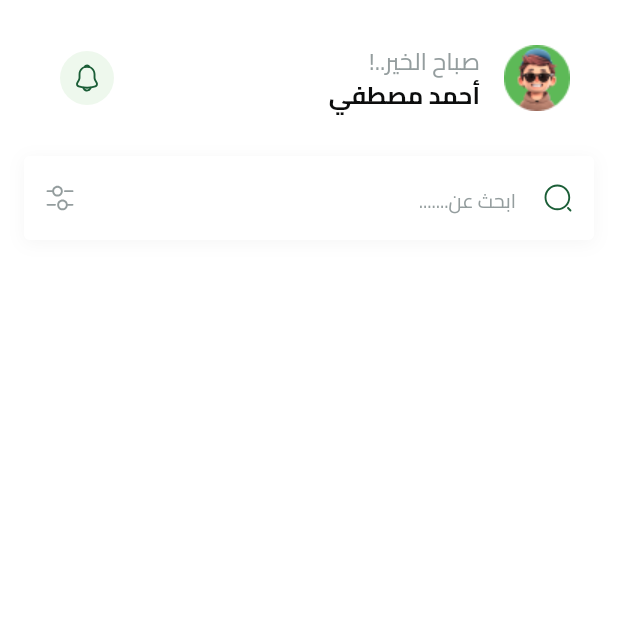
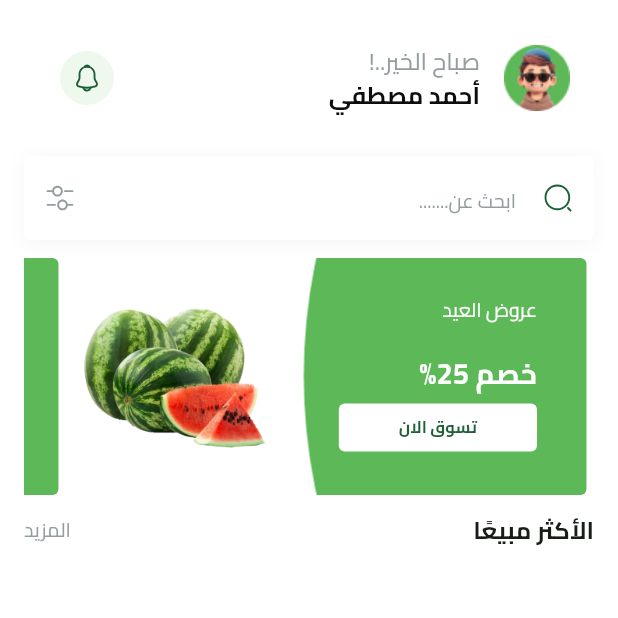
Before and after one commit to Abdelrahmanmagdy19/Fruits_Hub, a Flutter app: the HomeView screen opened by its route, on a phone screen of 412 x 824 dp, the top half of it. Run offline on Flutter 3.47's test engine with Material 3 defaults, Android fonts, the phone set to English and light mode, and no system bars; our stand-ins replace bloc, cloud_firestore, dartz, dots_indicator, firebase_auth, firebase_core and 7 more; missing offline and left inert: flutter_facebook_auth; accounts and stored records are empty.

Commit message:
Add new widgets for best-selling items and featured items
- Created BestSellingHeader widget for displaying the best-selling section header.
- Implemented FeaturedItem widget to showcase featured products with images and discount information.
- Added FeaturedItemButtom widget for the "Shop Now" button functionality.
- Introduced FeaturedList widget to display a horizontal list of featured items.

```diff
--- a/lib/core/services/sherd_preferences_singleton.dart
+++ b/lib/core/services/sherd_preferences_singleton.dart
@@ -13,4 +13,8 @@ class Prefs {
   static getBool(String key) {
     return _instance.getBool(key) ?? false;
   }
+
+  static remove(String key) {
+    _instance.remove(key);
+  }
 }
--- a/lib/core/utils/app_images.dart
+++ b/lib/core/utils/app_images.dart
@@ -17,6 +17,10 @@ class Assets {
   /// Assets for imagesFacebookIcon
   /// assets/images/facebook_icon.svg
   static const String imagesFacebookIcon = "assets/images/facebook_icon.svg";
+
+  /// Assets for imagesFeaturedItemBackground
+  /// assets/images/featured_item_background.svg
+  static const String imagesFeaturedItemBackground = "assets/images/featured_item_background.svg";
 
   /// Assets for imagesFilter
   /// assets/images/filter.svg
@@ -65,4 +69,8 @@ class Assets {
   /// Assets for imagesSplashBottom
   /// assets/images/splash_bottom.svg
   static const String imagesSplashBottom = "assets/images/splash_bottom.svg";
+
+  /// Assets for imagesWatermelonTest
+  /// assets/images/watermelon_test.png
+  static const String imagesWatermelonTest = "assets/images/watermelon_test.png";
 }
--- /dev/null
+++ b/lib/features/home/presentation/views/widgets/best_selling_header.dart
@@ -0,0 +1,20 @@
+import 'package:flutter/material.dart';
+import 'package:furits_ecommerce_app/core/utils/app_text_styels.dart';
+
+class BestSellingHeader extends StatelessWidget {
+  const BestSellingHeader({super.key});
+
+  @override
+  Widget build(BuildContext context) {
+    return Row(
+      children: [
+        Text('الأكثر مبيعًا', style: AppTextStyles.bold16),
+        Spacer(),
+        Text(
+          'المزيد',
+          style: AppTextStyles.regular13.copyWith(color: Color(0xFF949D9E)),
+        ),
+      ],
+    );
+  }
+}
--- /dev/null
+++ b/lib/features/home/presentation/views/widgets/featured_item.dart
@@ -0,0 +1,72 @@
+import 'package:flutter/material.dart';
+import 'package:flutter_svg_provider/flutter_svg_provider.dart';
+import 'package:furits_ecommerce_app/core/utils/app_images.dart';
+import 'package:furits_ecommerce_app/core/utils/app_text_styels.dart';
+import 'package:furits_ecommerce_app/features/home/presentation/views/widgets/featured_item_buttom.dart';
+
+class FeaturedItem extends StatelessWidget {
+  const FeaturedItem({super.key});
+
+  @override
+  Widget build(BuildContext context) {
+    var size = MediaQuery.sizeOf(context).width;
+    return AspectRatio(
+      aspectRatio: 342 / 158,
+      child: SizedBox(
+        width: size,
+        child: Stack(
+          children: [
+            Positioned(
+              left: 0,
+              right: size * 0.5,
+              top: 0,
+              bottom: 0,
+              child: Image.asset(
+                Assets.imagesWatermelonTest,
+                fit: BoxFit.contain,
+              ),
+            ),
+            Container(
+              width: size / 2,
+              decoration: BoxDecoration(
+                borderRadius: BorderRadius.only(
+                  topRight: Radius.circular(4),
+                  bottomRight: Radius.circular(4),
+                ),
+                image: DecorationImage(
+                  fit: BoxFit.fill,
+                  image: Svg(Assets.imagesFeaturedItemBackground),
+                ),
+              ),
+              child: Padding(
+                padding: const EdgeInsets.only(right: 33),
+                child: Column(
+                  crossAxisAlignment: CrossAxisAlignment.start,
+                  children: [
+                    SizedBox(height: 25),
+                    Text(
+                      'عروض العيد',
+                      style: AppTextStyles.regular13.copyWith(
+                        color: Color(0xFFFFFFFF),
+                      ),
+                    ),
+                    Spacer(),
+                    Text(
+                      'خصم 25%',
+                      style: AppTextStyles.bold19.copyWith(
+                        color: Color(0xFFFFFFFF),
+                      ),
+                    ),
+                    SizedBox(height: 7),
+                    FeaturedItemButtom(onPressed: () {}),
+                    SizedBox(height: 29),
+                  ],
+                ),
+              ),
+            ),
+          ],
+        ),
+      ),
+    );
+  }
+}
--- /dev/null
+++ b/lib/features/home/presentation/views/widgets/featured_item_buttom.dart
@@ -0,0 +1,33 @@
+import 'package:flutter/material.dart';
+import 'package:furits_ecommerce_app/core/utils/app_color.dart';
+import 'package:furits_ecommerce_app/core/utils/app_text_styels.dart';
+
+class FeaturedItemButtom extends StatelessWidget {
+  const FeaturedItemButtom({super.key, required this.onPressed});
+  final void Function()? onPressed;
+
+  @override
+  Widget build(BuildContext context) {
+    return SizedBox(
+      height: 32,
+      child: TextButton(
+        style: TextButton.styleFrom(
+          backgroundColor: Colors.white,
+          shape: RoundedRectangleBorder(borderRadius: BorderRadius.circular(4)),
+        ),
+        onPressed: onPressed,
+        child: Padding(
+          padding: const EdgeInsets.symmetric(horizontal: 28),
+          child: FittedBox(
+            child: Text(
+              'تسوق الان',
+              style: AppTextStyles.bold13.copyWith(
+                color: AppColor.primaryColor,
+              ),
+            ),
+          ),
+        ),
+      ),
+    );
+  }
+}
--- /dev/null
+++ b/lib/features/home/presentation/views/widgets/featured_list.dart
@@ -0,0 +1,21 @@
+import 'package:flutter/material.dart';
+import 'package:furits_ecommerce_app/features/home/presentation/views/widgets/featured_item.dart';
+
+class FeaturedList extends StatelessWidget {
+  const FeaturedList({super.key});
+
+  @override
+  Widget build(BuildContext context) {
+    return SizedBox(
+      height: 158,
+      child: ListView.builder(
+        scrollDirection: Axis.horizontal,
+        itemCount: 5,
+        itemBuilder: (context, index) => Padding(
+          padding: const EdgeInsets.symmetric(horizontal: 5),
+          child: FeaturedItem(),
+        ),
+      ),
+    );
+  }
+}
--- a/lib/features/home/presentation/views/widgets/home_view_body.dart
+++ b/lib/features/home/presentation/views/widgets/home_view_body.dart
@@ -1,7 +1,10 @@
 import 'package:flutter/material.dart';
 import 'package:furits_ecommerce_app/constants.dart';
 import 'package:furits_ecommerce_app/core/widgets/custom_text_field.dart';
+import 'package:furits_ecommerce_app/features/home/presentation/views/widgets/best_selling_header.dart';
 import 'package:furits_ecommerce_app/features/home/presentation/views/widgets/custom_home_app_bar.dart';
+import 'package:furits_ecommerce_app/features/home/presentation/views/widgets/featured_item.dart';
+import 'package:furits_ecommerce_app/features/home/presentation/views/widgets/featured_list.dart';
 
 class HomeViewBody extends StatelessWidget {
   const HomeViewBody({super.key});
@@ -19,6 +22,10 @@ class HomeViewBody extends StatelessWidget {
                 CustomHomeAppBar(),
                 SizedBox(height: 16),
                 CustomTextField(),
+                SizedBox(height: 12),
+                FeaturedList(),
+                SizedBox(height: 12),
+                BestSellingHeader(),
               ],
             ),
           ),
--- a/pubspec.yaml
+++ b/pubspec.yaml
@@ -48,6 +48,7 @@ dependencies:
   google_sign_in: 6.2.1
   flutter_facebook_auth: ^7.1.5
   cloud_firestore: ^6.1.2
+  flutter_svg_provider: ^1.0.7
 
 dev_dependencies:
   flutter_test:
```
Also changed, not shown: assets/images/featured_item_background.svg (added), assets/images/watermelon_test.png (added), pubspec.lock.
